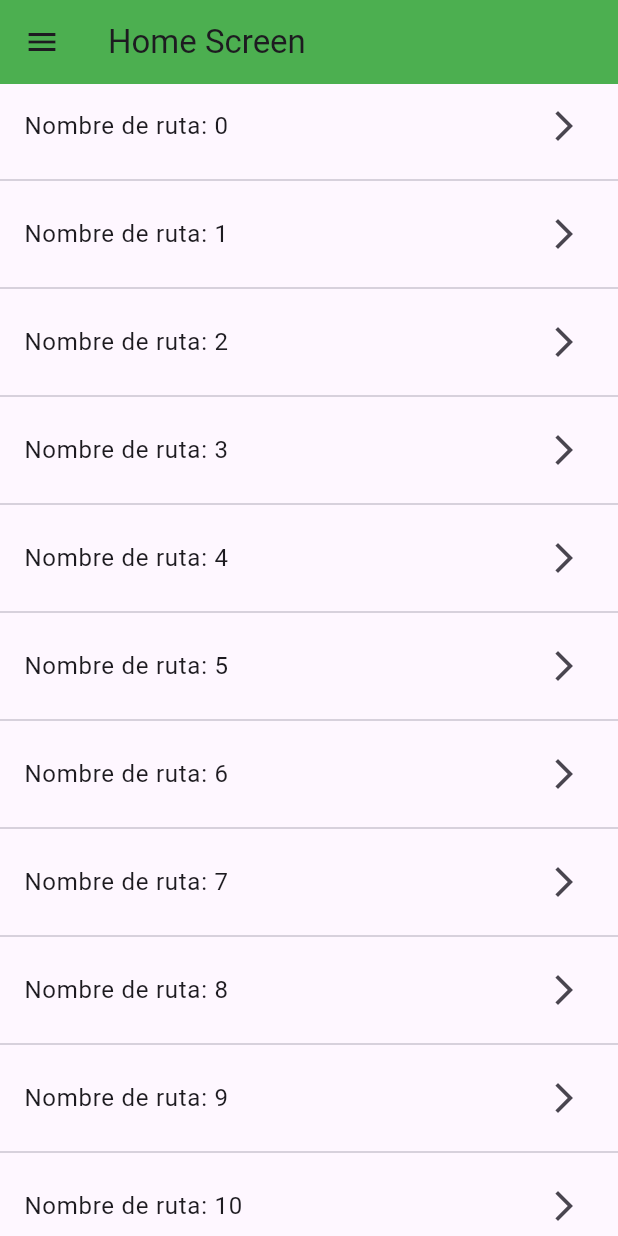
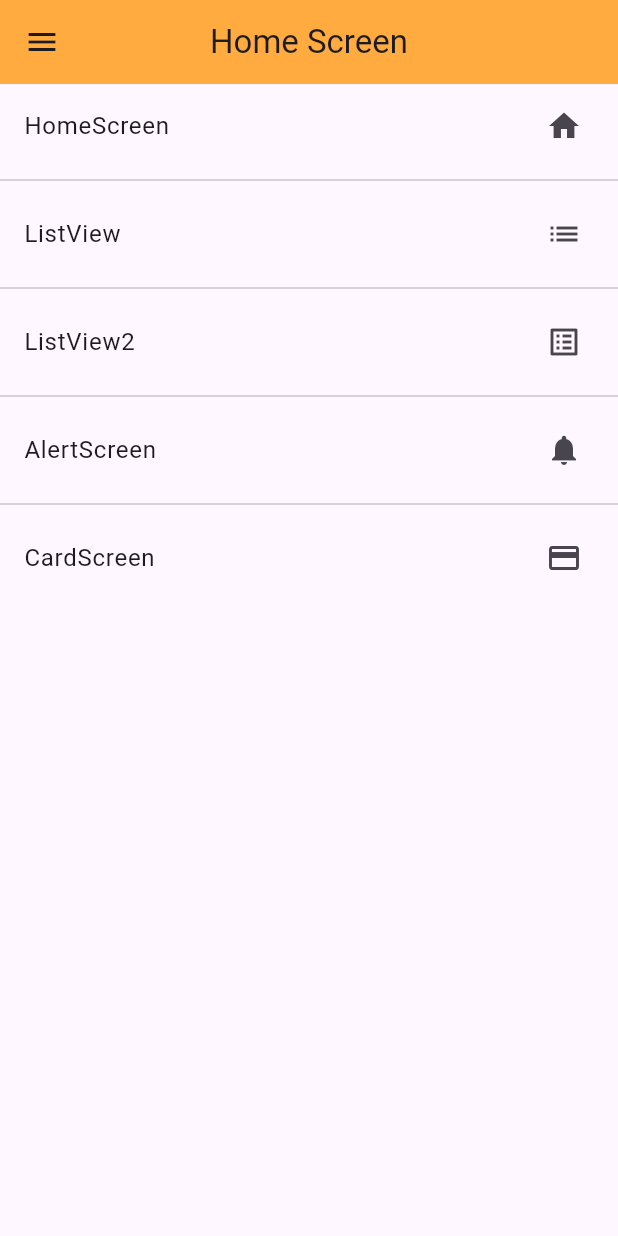
Before and after one commit to JorgeAlcaras/flutter-components-app, a Flutter app: the screen it shows after launch, on a phone screen of 412 x 824 dp. Run offline on Flutter 3.47's test engine with Material 3 defaults, Android fonts, the phone set to English and light mode, and no system bars.

Commit message:
Feature (Components): :sparkles: Temporal commit.

```diff
--- a/lib/main.dart
+++ b/lib/main.dart
@@ -14,8 +14,19 @@
       debugShowCheckedModeBanner: false,
       title: 'Material App',
       initialRoute: AppRoutes.initialRoute,
-      routes: AppRoutes.routes,
+      routes: AppRoutes.getAppRoutes(),
       onGenerateRoute: AppRoutes.onGenerateRoute,
+      theme: ThemeData.light().copyWith(
+        primaryColor: Colors.orangeAccent,
+        //primaryColorDark: Colors.deepOrangeAccent,
+        appBarTheme: const AppBarTheme(
+          backgroundColor: Colors.orangeAccent,
+          centerTitle: true,
+        ),
+        iconTheme: const IconThemeData(
+          color: Colors.orangeAccent,
+        ),
+      ),
     );
   }
 }
--- a/lib/router/app_routes.dart
+++ b/lib/router/app_routes.dart
@@ -33,6 +33,15 @@ class AppRoutes {
         icon: Icons.credit_card),
   ];
 
+  static Map<String, Widget Function(BuildContext)> getAppRoutes() {
+    Map<String, Widget Function(BuildContext)> appRoutes = {};
+
+    for (var option in menuOptions) {
+      appRoutes.addAll({option.route: (BuildContext context) => option.screen});
+    }
+    return appRoutes;
+  }
+
   static Map<String, Widget Function(BuildContext)> routes = {
     'home': (BuildContext context) => const HomeScreen(),
     'listview': (BuildContext context) => ListView(),
--- a/lib/screen/home_screen.dart
+++ b/lib/screen/home_screen.dart
@@ -1,5 +1,5 @@
 import 'package:flutter/material.dart';
-import 'package:flutter_components_app/screen/screen.dart';
+import 'package:flutter_components_app/router/app_routes.dart';
 
 class HomeScreen extends StatelessWidget {
   const HomeScreen({Key? key}) : super(key: key);
@@ -9,23 +9,18 @@ class HomeScreen extends StatelessWidget {
       appBar: AppBar(
         title: const Text('Home Screen'),
         leading: const Icon(Icons.menu),
-          backgroundColor: Colors.green,
       ),
       body: ListView.separated(
         itemBuilder: (context, index) => ListTile(
-                  title: Text('Nombre de ruta: $index'),
-                  trailing: const Icon(Icons.arrow_forward_ios),
+          title: Text(AppRoutes.menuOptions[index].name),
+          trailing: Icon(AppRoutes.menuOptions[index].icon),
           onTap: () {
-                    /*final route = MaterialPageRoute(
-                        builder: (context) => const ListView1());
-                    Navigator.push(context, route);
-
-                    print('Tapped: $index');
-                    */
-                    Navigator.pushNamed(context, 'listview2');
+            Navigator.pushNamed(context, AppRoutes.menuOptions[index].route);
           },
         ),
         separatorBuilder: (_, __) => const Divider(),
-            itemCount: (999)));
+        itemCount: (AppRoutes.menuOptions.length),
+      ),
+    );
   }
 }
--- a/lib/screen/listview2_screen.dart
+++ b/lib/screen/listview2_screen.dart
@@ -31,9 +31,7 @@ class ListView2 extends StatelessWidget {
   @override
   Widget build(BuildContext context) {
     return Scaffold(
-      appBar: AppBar(
-          backgroundColor: Colors.orange,
-          title: const Text('Dragon Ball Z Characters')),
+      appBar: AppBar(title: const Text('Dragon Ball Z Characters')),
       body: ListView.separated(
           itemBuilder: (context, index) => ListTile(
                 title: Text(options[index]),
```
Lines whose indentation alone changed are shown as unchanged.
